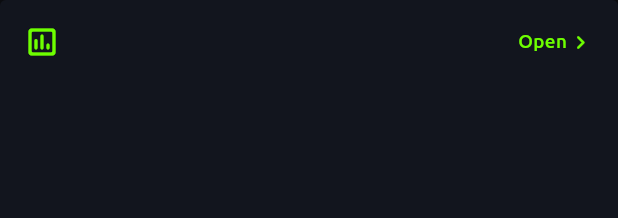
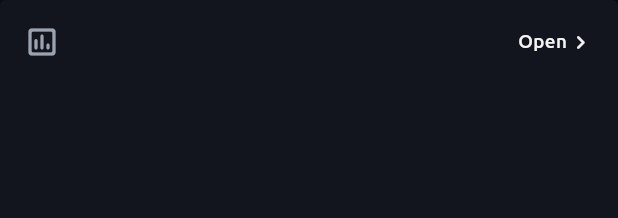
Before and after one commit to wilsonborba/reports, a Flutter app: the ReportCard widget shown alone on an empty page, opened directly with empty values, on a phone screen of 412 x 824 dp. Shown: the top 218 px of the screen. Run offline on Flutter 3.47's test engine with Material 3 defaults, Android fonts, the light colour scheme and no system bars; our stand-ins replace fl_chart, go_router, pdf, shared_preferences, web; missing offline and left inert: dart:js_interop, encrypt, flutter_math_fork; accounts and stored records are empty; network calls fail.

Commit message:
fix(ui): calmer dashboard accents, full-width chart titles
The view switch and the language switch show the selected item inverse
(Carbon content switcher), and the report cards use text colors for their
icon and Open link, so the brand color stays on the main action and the
current place. A chart title takes the free width with its access tag after
it.

```diff
--- a/ui/lib/widgets/catalog/catalog_widgets.dart
+++ b/ui/lib/widgets/catalog/catalog_widgets.dart
@@ -159,8 +159,9 @@ class ViewModeSwitch extends StatelessWidget {
           onTap: () => onChanged(m),
           child: Container(
             padding: const EdgeInsets.all(6),
-            decoration: BoxDecoration(color: selected ? p.accent : Colors.transparent, borderRadius: BorderRadius.circular(ReportPalette.controlRadius)),
-            child: Icon(icon, size: 18, color: selected ? p.onAccent : p.textMuted),
+            // Carbon content switcher: the selected item is inverse, not the brand color.
+            decoration: BoxDecoration(color: selected ? p.textPrimary : Colors.transparent, borderRadius: BorderRadius.circular(ReportPalette.controlRadius)),
+            child: Icon(icon, size: 18, color: selected ? p.canvas : p.textMuted),
           ),
         ),
       );
@@ -319,17 +320,17 @@ class ReportCard extends StatelessWidget {
       onTap: onOpen,
       child: compact
           ? Row(crossAxisAlignment: CrossAxisAlignment.start, children: [
-              Icon(Icons.insert_chart_outlined_rounded, color: p.accent),
+              Icon(Icons.insert_chart_outlined_rounded, color: p.textMuted),
               const SizedBox(width: 12),
               Expanded(child: Column(crossAxisAlignment: CrossAxisAlignment.start, children: [title, const SizedBox(height: 4), desc, const SizedBox(height: 8), chips])),
               Icon(Icons.chevron_right_rounded, color: p.textMuted),
             ])
           : Column(crossAxisAlignment: CrossAxisAlignment.start, children: [
               Row(children: [
-                Icon(Icons.insert_chart_outlined_rounded, color: p.accent),
+                Icon(Icons.insert_chart_outlined_rounded, color: p.textMuted),
                 const Spacer(),
-                Text(context.tr('open'), style: TextStyle(fontSize: 12.5, fontWeight: FontWeight.w600, color: p.accent)),
-                Icon(Icons.chevron_right_rounded, size: 18, color: p.accent),
+                Text(context.tr('open'), style: TextStyle(fontSize: 12.5, fontWeight: FontWeight.w600, color: p.textPrimary)),
+                Icon(Icons.chevron_right_rounded, size: 18, color: p.textPrimary),
               ]),
               const SizedBox(height: 10),
               SizedBox(height: 44, child: title),
--- a/ui/lib/widgets/shell/top_bar.dart
+++ b/ui/lib/widgets/shell/top_bar.dart
@@ -262,12 +262,13 @@ class _LanguageSwitch extends StatelessWidget {
           duration: const Duration(milliseconds: 150),
           padding: const EdgeInsets.symmetric(horizontal: 10, vertical: 4),
           decoration: BoxDecoration(
-            color: selected ? p.accent : Colors.transparent,
+            // Inverse for the selected language (Carbon content switcher), not the brand color.
+            color: selected ? p.textPrimary : Colors.transparent,
             borderRadius: BorderRadius.circular(ReportPalette.controlRadius),
           ),
           child: Text(label,
               style: TextStyle(
-                  fontSize: 12, fontWeight: FontWeight.w600, color: selected ? p.onAccent : p.textMuted)),
+                  fontSize: 12, fontWeight: FontWeight.w600, color: selected ? p.canvas : p.textMuted)),
         ),
       );
     }
```
Also changed, not shown: ui/lib/widgets/report/dataset_card.dart (+5 -2 lines).
